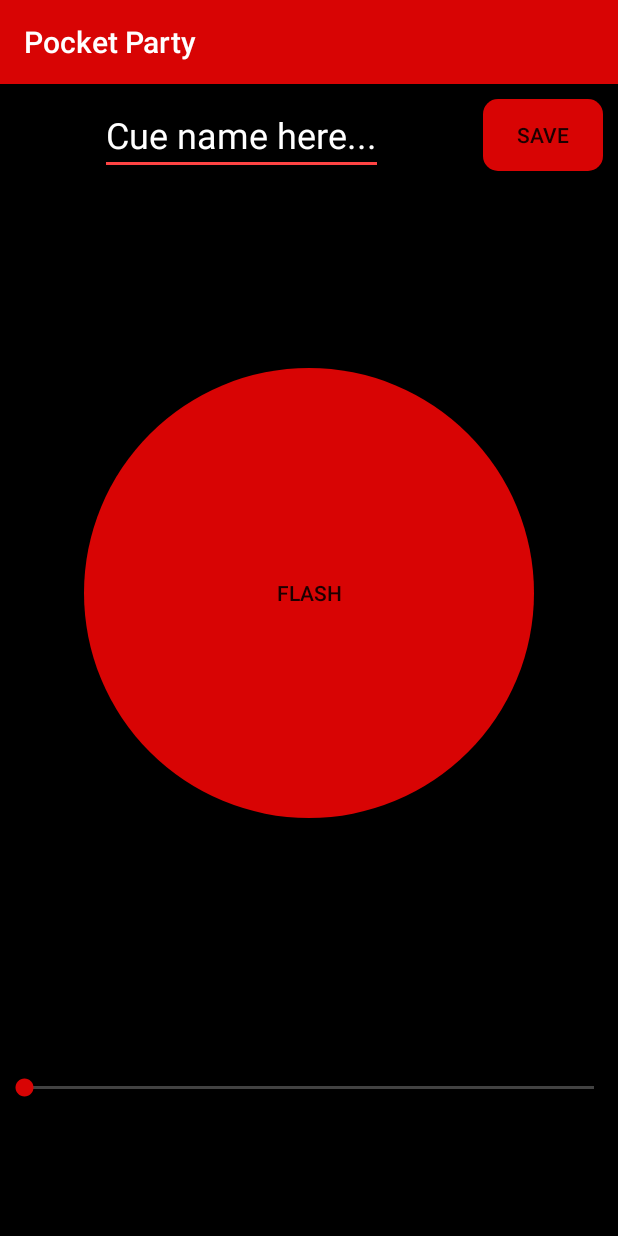
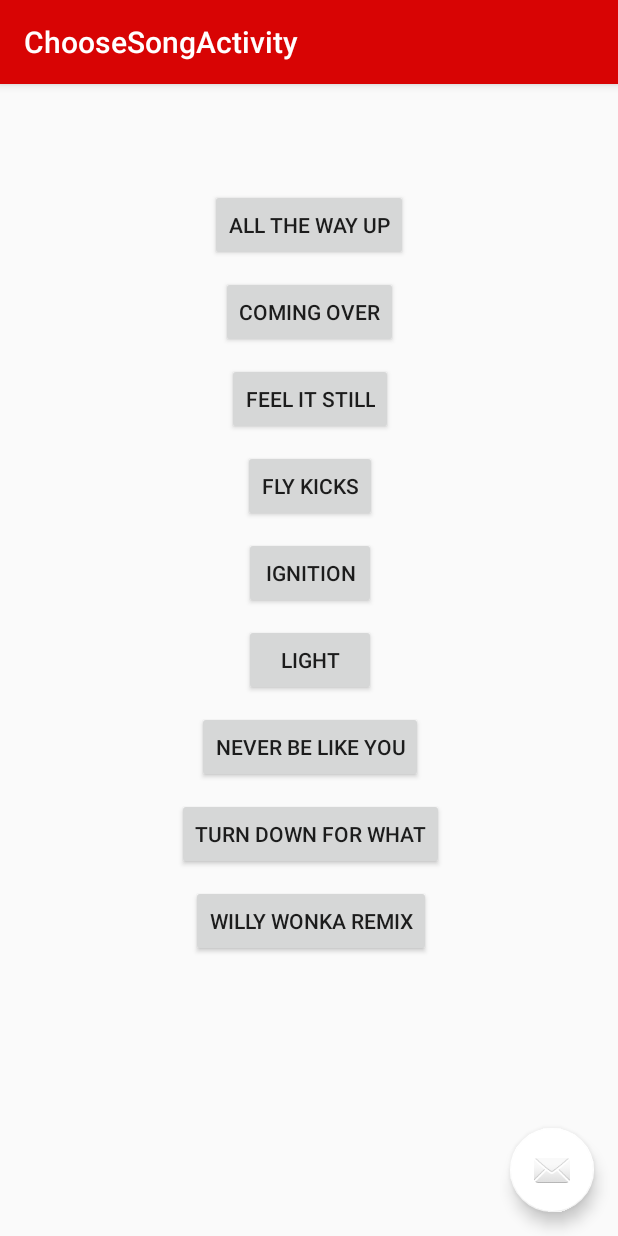
Before and after one commit to Prateek-Agarwal-20/pocket-party, an Android app: the MainActivity screen opened directly, with no data from a screen before it, in the side drawer, after a tap on "Create", on a phone screen of 412 x 824 dp. Run offline under Robolectric (Android 15) with nearby library versions, the phone set to English and light mode, and no system bars; our stand-ins replace Firebase (no records; nobody signed in at launch, a user with empty details on screens opened directly), Picasso; libraries missing offline, so code that uses them is left out: com.spotify.android, com.spotify.protocol; pictures from the network do not load; 7 statements that could not run were skipped.

Commit message:
finished saving flow

```diff
--- a/app/src/main/AndroidManifest.xml
+++ b/app/src/main/AndroidManifest.xml
@@ -14,6 +14,11 @@
             android:roundIcon="@mipmap/ic_launcher_round"
             android:supportsRtl="true"
             android:theme="@style/AppTheme">
+        <activity
+                android:name=".ChooseSongActivity"
+                android:label="@string/title_activity_choose_song"
+                android:theme="@style/AppTheme.NoActionBar">
+        </activity>
         <activity
                 android:name=".CueDetail"
                 android:label="@string/title_activity_cue_detail"
--- /dev/null
+++ b/app/src/main/java/com/example/pocketparty/ChooseSongActivity.kt
@@ -0,0 +1,67 @@
+package com.example.pocketparty
+
+import android.content.Intent
+import android.os.Bundle
+import android.support.design.widget.Snackbar
+import android.support.v7.app.AppCompatActivity;
+import com.example.pocketparty.data.Track
+
+import kotlinx.android.synthetic.main.activity_choose_song.*
+import kotlinx.android.synthetic.main.content_choose_song.*
+
+class ChooseSongActivity : AppCompatActivity() {
+
+    override fun onCreate(savedInstanceState: Bundle?) {
+        super.onCreate(savedInstanceState)
+        setContentView(R.layout.activity_choose_song)
+        setSupportActionBar(toolbar)
+
+        val i = Intent(this@ChooseSongActivity, CreateCueActivity::class.java)
+
+        allTheWayUpBtn.setOnClickListener { view ->
+            i.putExtra("TRACK_CHOSEN", Track(allTheWayUpBtn.text.toString(), "Fat Joe", "", ""))
+            startActivity(i)
+        }
+
+        comingOverBtn.setOnClickListener { view ->
+            i.putExtra("TRACK_CHOSEN", Track(comingOverBtn.text.toString(), "Dillon Francis", "", ""))
+            startActivity(i)
+        }
+
+        feelItStillBtn.setOnClickListener { view ->
+            i.putExtra("TRACK_CHOSEN", Track(feelItStillBtn.text.toString(), "Portugal. The Man", "", ""))
+            startActivity(i)
+        }
+
+        flyKicksBtn.setOnClickListener { view ->
+            i.putExtra("TRACK_CHOSEN", Track(flyKicksBtn.text.toString(), "AC Slater", "", ""))
+            startActivity(i)
+        }
+
+        ignitionBtn.setOnClickListener { view ->
+            i.putExtra("TRACK_CHOSEN", Track(ignitionBtn.text.toString(), "R Kelly", "", ""))
+            startActivity(i)
+        }
+
+        lightBtn.setOnClickListener { view ->
+            i.putExtra("TRACK_CHOSEN", Track(lightBtn.text.toString(), "San Holo", "", ""))
+            startActivity(i)
+        }
+
+        neverBeLikeYouBtn.setOnClickListener { view ->
+            i.putExtra("TRACK_CHOSEN", Track(neverBeLikeYouBtn.text.toString(), "Flume", "", ""))
+            startActivity(i)
+        }
+
+        turnDownForWhatBtn.setOnClickListener { view ->
+            i.putExtra("TRACK_CHOSEN", Track(turnDownForWhatBtn.text.toString(), "DJ Snake", "", ""))
+            startActivity(i)
+        }
+
+        willyWonkaRemixBtn.setOnClickListener { view ->
+            i.putExtra("TRACK_CHOSEN", Track(willyWonkaRemixBtn.text.toString(), "Dotan Negrin", "", ""))
+            startActivity(i)
+        }
+    }
+
+}
--- a/app/src/main/java/com/example/pocketparty/CreateCueActivity.kt
+++ b/app/src/main/java/com/example/pocketparty/CreateCueActivity.kt
@@ -133,14 +133,14 @@ class CreateCueActivity : AppCompatActivity() {
 
     fun getSongId(trackName: String) : Int {
         when(trackName) {
-            "All The Way Up" -> return R.raw.AllTheWayUp
-            "Coming Over" -> return R.raw.ComingOver
+            "All The Way Up" -> return R.raw.allthewayup
+            "Coming Over" -> return R.raw.comingover
             "Feel It Still" -> return R.raw.fellitstill
-            "Fly Kicks" -> return R.raw.FlyKicks
-            "Ignition" -> return R.raw.Ignition
-            "Light" -> return R.raw.Light
-            "Never Be Like You" -> return R.raw.NeverBeLikeYou
-            "Turn Down For What" -> return R.raw.TurnDownForWhat
+            "Fly Kicks" -> return R.raw.flykicks
+            "Ignition" -> return R.raw.ignition
+            "Light" -> return R.raw.light
+            "Never Be Like You" -> return R.raw.neverbelikeyou
+            "Turn Down For What" -> return R.raw.turndownforwhat
             "Willy Wonka Remix" -> return R.raw.willywonkaremix
             else -> return 0
         }
--- a/app/src/main/java/com/example/pocketparty/MainActivity.kt
+++ b/app/src/main/java/com/example/pocketparty/MainActivity.kt
@@ -141,9 +141,8 @@ class MainActivity : AppCompatActivity(), NavigationView.OnNavigationItemSelecte
                 startActivity(fbTestIntent)
             }
             R.id.nav_create -> {
-                val createCueIntent = Intent(this@MainActivity, CreateCueActivity::class.java)
-                createCueIntent.putExtra("userID", user!!.uid)
-                startActivity(createCueIntent)
+                val chooseSongIntent = Intent(this@MainActivity, ChooseSongActivity::class.java)
+                startActivity(chooseSongIntent)
             }
             R.id.nav_edit -> {
 
--- /dev/null
+++ b/app/src/main/res/layout/activity_choose_song.xml
@@ -0,0 +1,34 @@
+<?xml version="1.0" encoding="utf-8"?>
+<android.support.design.widget.CoordinatorLayout
+        xmlns:android="http://schemas.android.com/apk/res/android"
+        xmlns:app="http://schemas.android.com/apk/res-auto"
+        xmlns:tools="http://schemas.android.com/tools"
+        android:layout_width="match_parent"
+        android:layout_height="match_parent"
+        tools:context=".ChooseSongActivity">
+
+    <android.support.design.widget.AppBarLayout
+            android:layout_height="wrap_content"
+            android:layout_width="match_parent"
+            android:theme="@style/AppTheme.AppBarOverlay">
+
+        <android.support.v7.widget.Toolbar
+                android:id="@+id/toolbar"
+                android:layout_width="match_parent"
+                android:layout_height="?attr/actionBarSize"
+                android:background="?attr/colorPrimary"
+                app:popupTheme="@style/AppTheme.PopupOverlay"/>
+
+    </android.support.design.widget.AppBarLayout>
+
+    <include layout="@layout/content_choose_song"/>
+
+    <android.support.design.widget.FloatingActionButton
+            android:id="@+id/fab"
+            android:layout_width="wrap_content"
+            android:layout_height="wrap_content"
+            android:layout_gravity="bottom|end"
+            android:layout_margin="@dimen/fab_margin"
+            app:srcCompat="@android:drawable/ic_dialog_email"/>
+
+</android.support.design.widget.CoordinatorLayout>
--- /dev/null
+++ b/app/src/main/res/layout/content_choose_song.xml
@@ -0,0 +1,83 @@
+<?xml version="1.0" encoding="utf-8"?>
+<android.support.constraint.ConstraintLayout
+        xmlns:android="http://schemas.android.com/apk/res/android"
+        xmlns:tools="http://schemas.android.com/tools"
+        xmlns:app="http://schemas.android.com/apk/res-auto"
+        android:layout_width="match_parent"
+        android:layout_height="match_parent"
+        app:layout_behavior="@string/appbar_scrolling_view_behavior"
+        tools:showIn="@layout/activity_choose_song"
+        tools:context=".ChooseSongActivity">
+
+    <Button
+            android:text="All The Way Up"
+            android:layout_width="wrap_content"
+            android:layout_height="wrap_content"
+            android:id="@+id/allTheWayUpBtn" app:layout_constraintEnd_toEndOf="parent"
+            app:layout_constraintStart_toStartOf="parent" app:layout_constraintTop_toTopOf="parent"
+            android:layout_marginTop="70dp"/>
+    <Button
+            android:text="Coming Over"
+            android:layout_width="wrap_content"
+            android:layout_height="wrap_content"
+            android:id="@+id/comingOverBtn"
+            app:layout_constraintTop_toBottomOf="@+id/allTheWayUpBtn"
+            app:layout_constraintEnd_toEndOf="@+id/allTheWayUpBtn"
+            app:layout_constraintStart_toStartOf="@+id/allTheWayUpBtn"
+            android:layout_marginTop="10dp"/>
+    <Button
+            android:text="Feel It Still"
+            android:layout_width="wrap_content"
+            android:layout_height="wrap_content"
+            android:id="@+id/feelItStillBtn" app:layout_constraintEnd_toEndOf="@+id/comingOverBtn"
+            app:layout_constraintStart_toStartOf="@+id/comingOverBtn"
+            app:layout_constraintTop_toBottomOf="@+id/comingOverBtn"
+            android:layout_marginTop="10dp"/>
+    <Button
+            android:text="Fly Kicks"
+            android:layout_width="wrap_content"
+            android:layout_height="wrap_content"
+            android:id="@+id/flyKicksBtn"
+            app:layout_constraintTop_toBottomOf="@+id/feelItStillBtn"
+            app:layout_constraintEnd_toEndOf="@+id/feelItStillBtn"
+            app:layout_constraintStart_toStartOf="@+id/feelItStillBtn" android:layout_marginTop="10dp"/>
+    <Button
+            android:text="Ignition"
+            android:layout_width="wrap_content"
+            android:layout_height="wrap_content"
+            android:id="@+id/ignitionBtn" app:layout_constraintEnd_toEndOf="@+id/flyKicksBtn"
+            app:layout_constraintStart_toStartOf="@+id/flyKicksBtn"
+            app:layout_constraintTop_toBottomOf="@+id/flyKicksBtn"
+            android:layout_marginTop="10dp"/>
+    <Button
+            android:text="Light"
+            android:layout_width="wrap_content"
+            android:layout_height="wrap_content"
+            android:id="@+id/lightBtn" app:layout_constraintEnd_toEndOf="@+id/ignitionBtn"
+            app:layout_constraintStart_toStartOf="@+id/ignitionBtn"
+            app:layout_constraintTop_toBottomOf="@+id/ignitionBtn"
+            android:layout_marginTop="10dp"/>
+    <Button
+            android:text="Never Be Like You"
+            android:layout_width="wrap_content"
+            android:layout_height="wrap_content"
+            android:id="@+id/neverBeLikeYouBtn" app:layout_constraintEnd_toEndOf="@+id/lightBtn"
+            app:layout_constraintStart_toStartOf="@+id/lightBtn" app:layout_constraintTop_toBottomOf="@+id/lightBtn"
+            android:layout_marginTop="10dp"/>
+    <Button
+            android:text="Turn Down For What"
+            android:layout_width="wrap_content"
+            android:layout_height="wrap_content"
+            android:id="@+id/turnDownForWhatBtn" app:layout_constraintEnd_toEndOf="@+id/neverBeLikeYouBtn"
+            app:layout_constraintStart_toStartOf="@+id/neverBeLikeYouBtn"
+            app:layout_constraintTop_toBottomOf="@+id/neverBeLikeYouBtn"
+            android:layout_marginTop="10dp"/>
+    <Button
+            android:text="Willy Wonka Remix"
+            android:layout_width="wrap_content"
+            android:layout_height="wrap_content"
+            android:id="@+id/willyWonkaRemixBtn" app:layout_constraintEnd_toEndOf="@+id/turnDownForWhatBtn"
+            app:layout_constraintStart_toStartOf="@+id/turnDownForWhatBtn"
+            app:layout_constraintTop_toBottomOf="@+id/turnDownForWhatBtn"
+            android:layout_marginTop="10dp"/>
+</android.support.constraint.ConstraintLayout>
--- a/app/src/main/res/values/strings.xml
+++ b/app/src/main/res/values/strings.xml
@@ -105,4 +105,5 @@
         "when a user tries to pick up one of cards.\n\n"
     </string>
     <string name="title_activity_cue_detail">CueDetail</string>
+    <string name="title_activity_choose_song">ChooseSongActivity</string>
 </resources>
```
Also changed, not shown: 2 other files.
